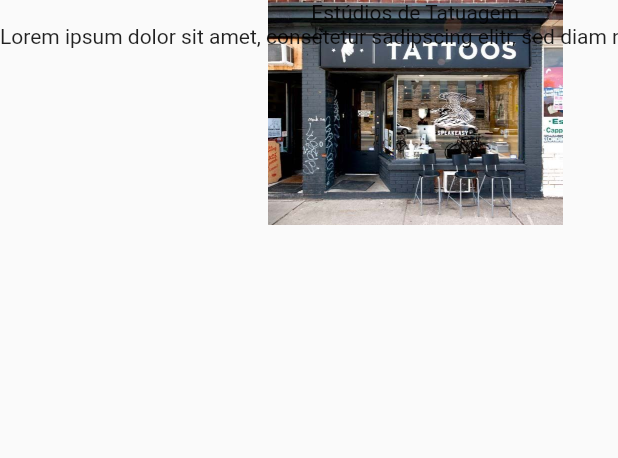
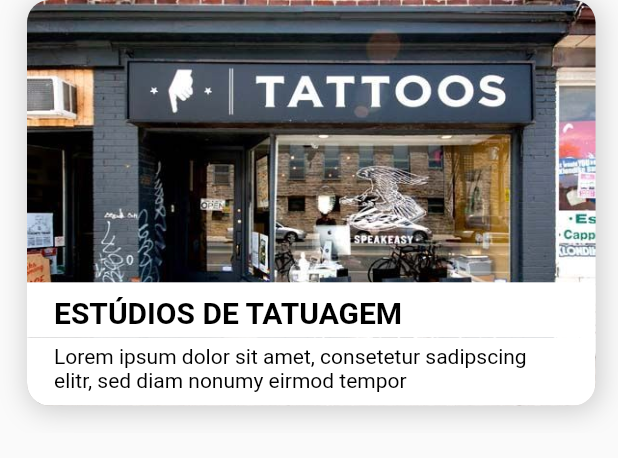
Before and after one commit to 1ChristianAlex/omorfias, a Flutter app: the ListCardStore widget shown alone on an empty page, opened directly, on a phone screen of 412 x 824 dp. Shown: the top 458 px of the screen. Run offline on Flutter 3.47's test engine with Material 2 defaults, Android fonts, the phone set to English and light mode, and no system bars; our stand-ins replace flutter_redux, flutter_secure_storage, font_awesome_flutter, redux; accounts and stored records are empty; Roboto replaces fonts that are missing (Avenir).

Commit message:
feat: cards home

```diff
--- a/lib/main.dart
+++ b/lib/main.dart
@@ -69,6 +69,7 @@ class _OmorfiasAppState extends State<OmorfiasApp> {
         }
         return MaterialApp(
           title: 'Omorfias',
+          debugShowCheckedModeBanner: false,
           theme: ThemeData(
             primarySwatch: Colors.purple,
             visualDensity: VisualDensity.adaptivePlatformDensity,
--- a/lib/widget/BannerExplorar.dart
+++ b/lib/widget/BannerExplorar.dart
@@ -27,8 +27,9 @@ class BannerExplorar extends StatelessWidget {
         children: [
           Container(
             margin: EdgeInsets.symmetric(
-                vertical: DesignSystem.spacingMargin,
-                horizontal: DesignSystem.spacingMargin),
+              vertical: DesignSystem.spacingMargin,
+              horizontal: DesignSystem.spacingMargin,
+            ),
             child: Text(
               'Descubra negócios incríveis perto de você'.toUpperCase(),
               textAlign: TextAlign.center,
--- a/lib/widget/ListCardStore.dart
+++ b/lib/widget/ListCardStore.dart
@@ -10,7 +10,7 @@ class _ListCardStoreState extends State<ListCardStore> {
   @override
   Widget build(BuildContext context) {
     return SizedBox(
-      height: 150,
+      height: MediaQuery.of(context).size.height * 0.35,
       child: ListView(
         scrollDirection: Axis.horizontal,
         children: [
@@ -39,17 +39,92 @@ class _ListCardStoreState extends State<ListCardStore> {
     String description,
     String image,
   ) {
+    final widthCard = MediaQuery.of(context).size.width * 0.92;
+
     return Container(
+      margin: EdgeInsets.only(
+        left: DesignSystem.spacingMargin,
+        right: DesignSystem.spacingMargin,
+        bottom: DesignSystem.spacingMargin,
+      ),
+      width: widthCard,
       decoration: BoxDecoration(
         image: DecorationImage(
           image: AssetImage(image),
+          fit: BoxFit.fill,
         ),
         borderRadius: BorderRadius.all(
           Radius.circular(DesignSystem.squaredRounded),
         ),
+        boxShadow: [
+          BoxShadow(
+            color: Color.fromRGBO(204, 204, 204, 1),
+            offset: Offset.fromDirection(1, 3),
+            blurRadius: 15,
+            spreadRadius: 1,
+          ),
+        ],
       ),
-      child: Column(
-        children: [Text(title), Text(description)],
+      child: ClipRRect(
+        borderRadius: BorderRadius.all(
+          Radius.circular(DesignSystem.squaredRounded),
+        ),
+        child: Container(
+          child: Column(
+            mainAxisAlignment: MainAxisAlignment.end,
+            crossAxisAlignment: CrossAxisAlignment.end,
+            children: [
+              Container(
+                padding: EdgeInsets.only(
+                  left: DesignSystem.spacingMargin,
+                  right: DesignSystem.spacingMargin,
+                  top: DesignSystem.spacingMargin * 0.5,
+                  bottom: DesignSystem.spacingMargin * 0.2,
+                ),
+                width: widthCard,
+                decoration: BoxDecoration(
+                  color: Colors.white,
+                  border: Border(
+                    bottom: BorderSide(
+                      color: Colors.white,
+                    ),
+                  ),
+                ),
+                child: Text(
+                  title.toUpperCase(),
+                  style: TextStyle(
+                    color: Colors.black,
+                    fontSize: 20,
+                    fontWeight: FontWeight.bold,
+                  ),
+                ),
+              ),
+              Container(
+                padding: EdgeInsets.only(
+                  left: DesignSystem.spacingMargin,
+                  right: DesignSystem.spacingMargin,
+                  top: DesignSystem.spacingMargin * 0.2,
+                  bottom: DesignSystem.spacingMargin * 0.5,
+                ),
+                width: widthCard,
+                decoration: BoxDecoration(
+                  color: Colors.white,
+                  border: Border(
+                    top: BorderSide(
+                      color: Colors.white,
+                    ),
+                  ),
+                ),
+                child: Text(
+                  description,
+                  style: TextStyle(
+                    color: Colors.black,
+                  ),
+                ),
+              )
+            ],
+          ),
+        ),
       ),
     );
   }
```
Also changed, not shown: lib/screen/HomeScreen.dart (+6 -1 lines), lib/service/Adapter/Adapter.dart (+16 -0 lines), lib/widget/LoginForm.dart (+21 -0 lines), lib/widget/RoundedTextField.dart (+9 -2 lines).
